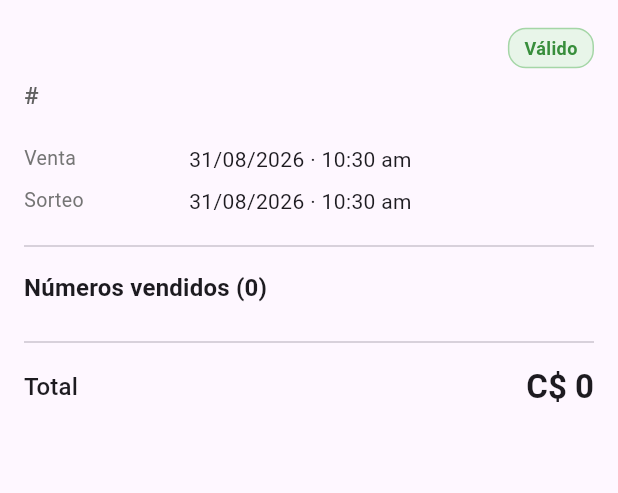
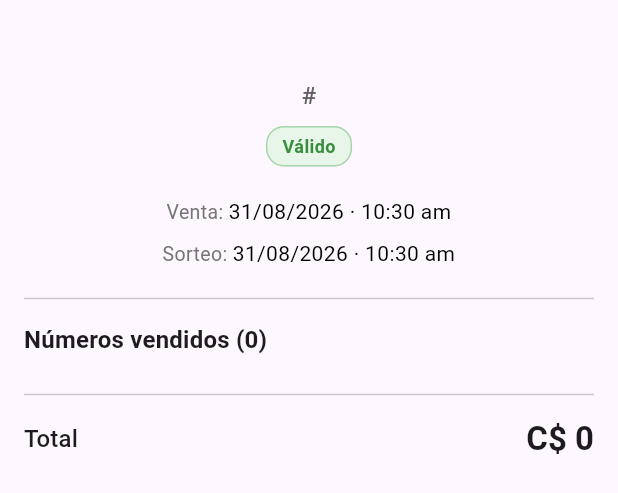
Before and after one commit to francisco-JGC/MAJ-BET-NOW-app, a Flutter app: the _DetailView widget shown alone on an empty page, opened directly with empty values, on a phone screen of 412 x 824 dp. Shown: the top 493 px of the screen. Run offline on Flutter 3.47's test engine with Material 3 defaults, Android fonts, the phone set to English and light mode, and no system bars; our stand-ins replace dio, equatable, flutter_dotenv, flutter_riverpod, flutter_secure_storage, fpdart and 8 more; missing offline and left inert: esc_pos_utils_plus, mobile_scanner, print_bluetooth_thermal; accounts and stored records are empty; network calls fail.

Commit message:
Add sale point information to ticket and game detail pages, and center align header elements in printed tickets and receipts

```diff
--- a/lib/features/printer/domain/entities/ticket_payload.dart
+++ b/lib/features/printer/domain/entities/ticket_payload.dart
@@ -30,6 +30,7 @@ class TicketPayload extends Equatable {
     required this.date,
     this.drawAt,
     this.seller,
+    this.salePoint,
     this.client,
     this.footer,
   });
@@ -43,6 +44,9 @@ class TicketPayload extends Equatable {
   final DateTime date;
   final DateTime? drawAt;
   final String? seller;
+  /// Nombre visible de la sucursal a la que pertenece el vendedor.
+  /// Aparece en el header impreso y en la imagen de WhatsApp.
+  final String? salePoint;
   final String? client;
   final String? footer;
 
@@ -66,6 +70,7 @@ class TicketPayload extends Equatable {
         date,
         drawAt,
         seller,
+        salePoint,
         client,
         footer,
       ];
--- a/lib/features/tickets/presentation/screens/ticket_detail_page.dart
+++ b/lib/features/tickets/presentation/screens/ticket_detail_page.dart
@@ -53,26 +53,32 @@ class _DetailView extends StatelessWidget {
     return SingleChildScrollView(
       padding: const EdgeInsets.all(16),
       child: Column(
+        // El header (juego, folio, chip, datos) se centra elemento por
+        // elemento con `textAlign` + `Center`. La sección "Números
+        // vendidos" y el total conservan su layout original en columnas.
         crossAxisAlignment: CrossAxisAlignment.start,
         children: [
-          Row(
-            children: [
-              Expanded(
+          SizedBox(
+            width: double.infinity,
             child: Text(
               game?.name ?? '—',
+              textAlign: TextAlign.center,
               style: theme.textTheme.headlineSmall
                   ?.copyWith(fontWeight: FontWeight.w700),
             ),
           ),
-              _StatusChip(status: ticket.status),
-            ],
-          ),
           const SizedBox(height: 4),
-          Text(
+          SizedBox(
+            width: double.infinity,
+            child: Text(
               '#${ticket.folio}',
+              textAlign: TextAlign.center,
               style: theme.textTheme.titleMedium
                   ?.copyWith(color: Colors.grey.shade700),
             ),
+          ),
+          const SizedBox(height: 8),
+          Center(child: _StatusChip(status: ticket.status)),
           const SizedBox(height: 16),
           _InfoRow(
             label: 'Venta',
@@ -183,25 +189,32 @@ class _InfoRow extends StatelessWidget {
 
   @override
   Widget build(BuildContext context) {
+    // Layout centrado: una sola línea con "Label: value". Label en gris
+    // suave y value en negro. Reemplaza el layout viejo de dos columnas
+    // (label 110px + expanded) que se veía desalineado en un scroll
+    // centrado como el resto del header.
     return Padding(
       padding: const EdgeInsets.symmetric(vertical: 4),
-      child: Row(
-        crossAxisAlignment: CrossAxisAlignment.start,
+      child: SizedBox(
+        width: double.infinity,
+        child: Text.rich(
+          TextSpan(
             children: [
-          SizedBox(
-            width: 110,
-            child: Text(
-              label,
+              TextSpan(
+                text: '$label: ',
                 style: TextStyle(
                   color: Colors.grey.shade600,
                   fontSize: 13,
                 ),
               ),
-          ),
-          Expanded(
-            child: Text(value, style: const TextStyle(fontSize: 14)),
+              TextSpan(
+                text: value,
+                style: const TextStyle(fontSize: 14, color: Colors.black),
               ),
             ],
+          ),
+          textAlign: TextAlign.center,
+        ),
       ),
     );
   }
```
Also changed, not shown: lib/features/games/presentation/screens/game_detail_page.dart (+8 -0 lines), lib/features/printer/data/datasources/printer_bluetooth_datasource.dart (+13 -7 lines), lib/features/whatsapp_billing/presentation/widgets/ticket_receipt_widget.dart (+6 -1 lines). Lines whose indentation alone changed are shown as unchanged.
